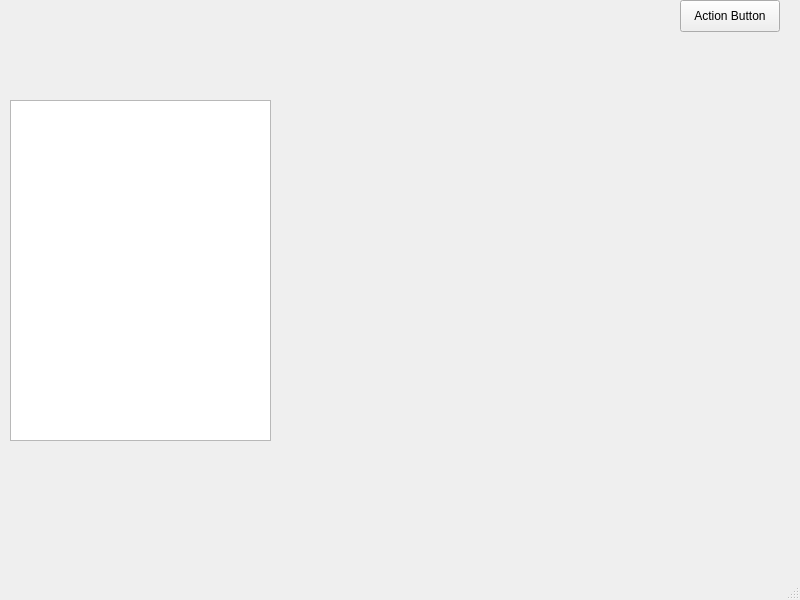
This is mainwindow.ui in Crenat/file-system-model as Qt 5 draws it before an edit. The edited form follows.
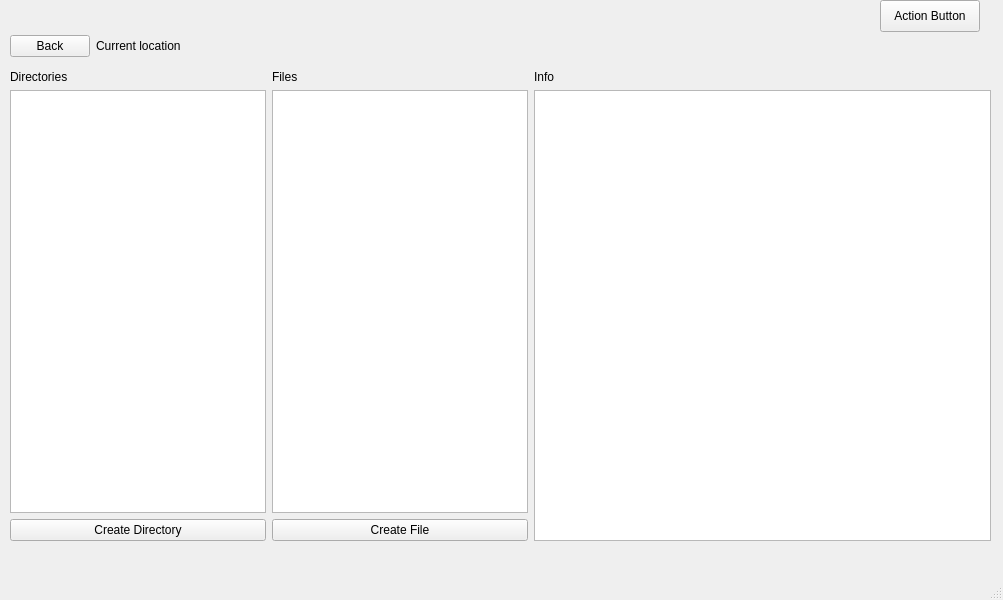
This is the edited form.

Commit message: feat: filesystem view and navigation

The edit to the form file:
```diff
--- a/mainwindow.ui
+++ b/mainwindow.ui
@@ -6,7 +6,7 @@
    <rect>
     <x>0</x>
     <y>0</y>
-    <width>800</width>
+    <width>1003</width>
     <height>600</height>
    </rect>
   </property>
@@ -30,7 +30,7 @@
    <widget class="QPushButton" name="actionButton">
     <property name="geometry">
      <rect>
-      <x>680</x>
+      <x>880</x>
       <y>0</y>
       <width>100</width>
       <height>32</height>
@@ -40,15 +40,99 @@
      <string>Action Button</string>
     </property>
    </widget>
-   <widget class="QListView" name="listView">
+   <widget class="QWidget" name="">
     <property name="geometry">
      <rect>
       <x>10</x>
-      <y>100</y>
-      <width>261</width>
-      <height>341</height>
+      <y>70</y>
+      <width>981</width>
+      <height>471</height>
      </rect>
     </property>
+    <layout class="QHBoxLayout" name="horizontalLayout" stretch="0,0,1">
+     <item>
+      <layout class="QVBoxLayout" name="verticalLayout">
+       <item>
+        <widget class="QLabel" name="label">
+         <property name="text">
+          <string>Directories</string>
+         </property>
+        </widget>
+       </item>
+       <item>
+        <widget class="QListView" name="directoriesListView"/>
+       </item>
+       <item>
+        <widget class="QPushButton" name="createDirectoryPushButton">
+         <property name="text">
+          <string>Create Directory</string>
+         </property>
+        </widget>
+       </item>
+      </layout>
+     </item>
+     <item>
+      <layout class="QVBoxLayout" name="verticalLayout_2">
+       <item>
+        <widget class="QLabel" name="label_2">
+         <property name="text">
+          <string>Files</string>
+         </property>
+        </widget>
+       </item>
+       <item>
+        <widget class="QListView" name="filesListView"/>
+       </item>
+       <item>
+        <widget class="QPushButton" name="createFilePushButton">
+         <property name="text">
+          <string>Create File</string>
+         </property>
+        </widget>
+       </item>
+      </layout>
+     </item>
+     <item>
+      <layout class="QVBoxLayout" name="verticalLayout_3">
+       <item>
+        <widget class="QLabel" name="label_3">
+         <property name="text">
+          <string>Info</string>
+         </property>
+        </widget>
+       </item>
+       <item>
+        <widget class="QTableView" name="infoTableView"/>
+       </item>
+      </layout>
+     </item>
+    </layout>
+   </widget>
+   <widget class="QWidget" name="">
+    <property name="geometry">
+     <rect>
+      <x>10</x>
+      <y>30</y>
+      <width>571</width>
+      <height>32</height>
+     </rect>
+    </property>
+    <layout class="QHBoxLayout" name="horizontalLayout_2" stretch="0,1">
+     <item>
+      <widget class="QPushButton" name="backPushButton">
+       <property name="text">
+        <string>Back</string>
+       </property>
+      </widget>
+     </item>
+     <item>
+      <widget class="QLabel" name="locationLabel">
+       <property name="text">
+        <string>Current location</string>
+       </property>
+      </widget>
+     </item>
+    </layout>
    </widget>
   </widget>
   <widget class="QMenuBar" name="menubar">
```
Left out of the diff: 4 changed lines with no effect on the pictures. The commit also changes 6 other files.
